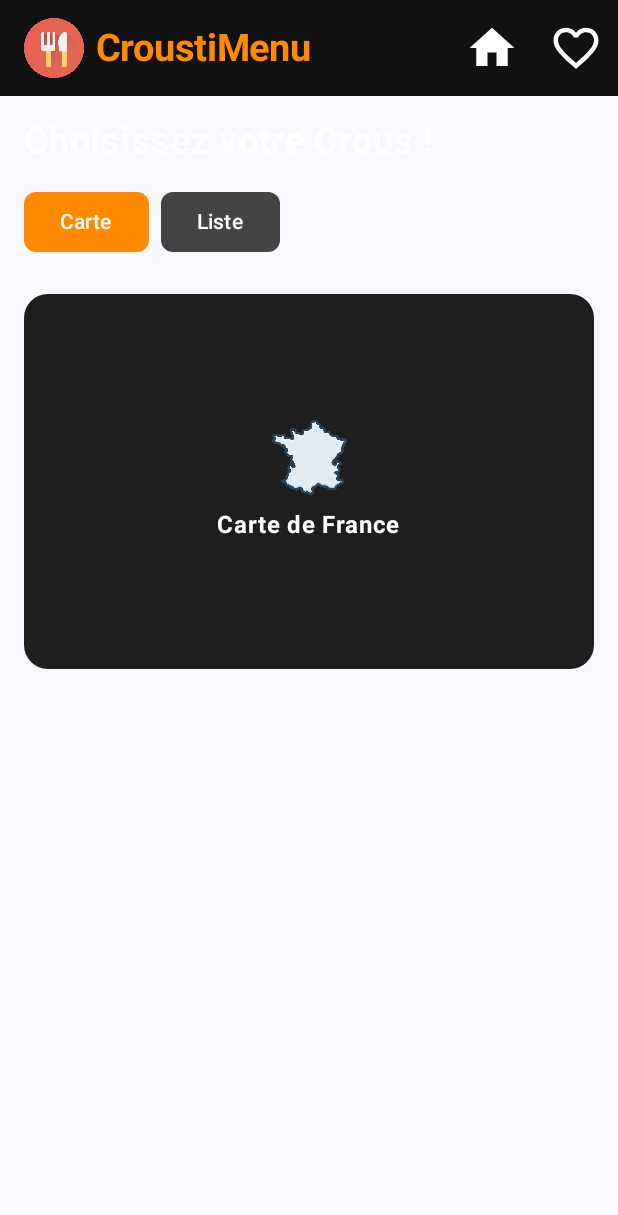
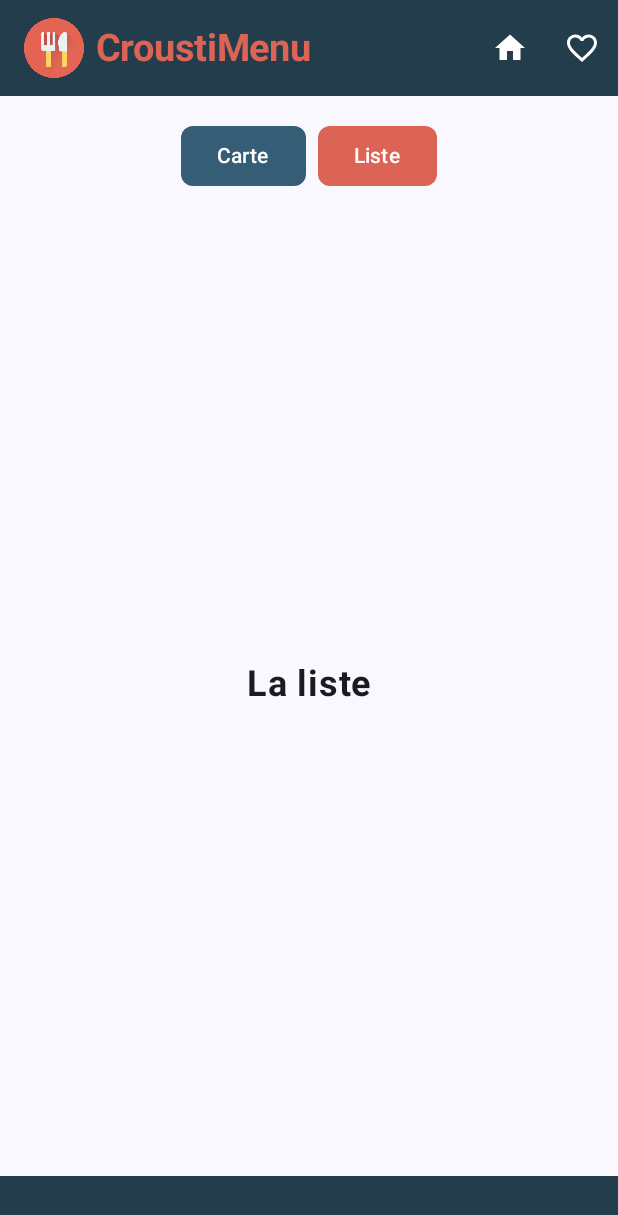
Before and after one commit to Mani0726/CroustiMenu, an Android app built with Jetpack Compose: the screen it shows after launch (MainActivity), after a tap on "Liste", on a phone screen of 412 x 824 dp. Shown: the top 1215 px of the screen. Run offline under Robolectric (Android 15) with nearby library versions, the phone set to English and light mode, and no system bars; libraries missing offline, so code that uses them is left out: org.osmdroid.config, org.osmdroid.tileprovider, org.osmdroid.util, org.osmdroid.views; 2 statements that could not run were skipped.

Commit message:
Mise en relation favoris

```diff
--- a/app/build.gradle.kts
+++ b/app/build.gradle.kts
@@ -41,6 +41,7 @@ android {
 
 dependencies {
 
+    implementation("org.osmdroid:osmdroid-android:6.1.15")
     implementation(libs.androidx.core.ktx)
     implementation(libs.androidx.lifecycle.runtime.ktx)
     implementation(libs.androidx.activity.compose)
--- a/app/src/main/AndroidManifest.xml
+++ b/app/src/main/AndroidManifest.xml
@@ -1,6 +1,9 @@
 <?xml version="1.0" encoding="utf-8"?>
 <manifest xmlns:android="http://schemas.android.com/apk/res/android"
     xmlns:tools="http://schemas.android.com/tools">
+    <uses-permission android:name="android.permission.INTERNET"/>
+    <uses-permission android:name="android.permission.WRITE_EXTERNAL_STORAGE"/>
+    <uses-permission android:name="android.permission.READ_EXTERNAL_STORAGE"/>
 
     <application
         android:allowBackup="true"
--- a/app/src/main/java/com/example/croustimenu/MainActivity.kt
+++ b/app/src/main/java/com/example/croustimenu/MainActivity.kt
@@ -6,22 +6,25 @@ import androidx.activity.compose.setContent
 import androidx.activity.enableEdgeToEdge
 import androidx.compose.foundation.Image
 import androidx.compose.foundation.layout.*
-import androidx.compose.material.icons.Icons
+import androidx.compose.foundation.shape.RoundedCornerShape
 import androidx.compose.material.icons.filled.FavoriteBorder
 import androidx.compose.material.icons.filled.Home
 import androidx.compose.material3.*
-import androidx.compose.runtime.Composable
+import androidx.compose.runtime.*
 import androidx.compose.ui.Alignment
 import androidx.compose.ui.Modifier
 import androidx.compose.ui.graphics.Color
+import androidx.compose.ui.res.painterResource
 import androidx.compose.ui.text.font.FontWeight
-import androidx.compose.ui.tooling.preview.Preview
 import androidx.compose.ui.unit.dp
 import androidx.compose.ui.unit.sp
-import androidx.compose.ui.res.painterResource
+import androidx.compose.ui.tooling.preview.Preview
 import com.example.croustimenu.ui.theme.CroustiMenuTheme
 import com.example.croustimenu.vu.CarteScreen
+import com.example.croustimenu.vu.FavorisScreen
+import com.example.croustimenu.vu.ListeScreen
 
+enum class Screen { CARTE, LISTE, FAVORIS }
 
 class MainActivity : ComponentActivity() {
     override fun onCreate(savedInstanceState: Bundle?) {
@@ -37,11 +40,13 @@ class MainActivity : ComponentActivity() {
 @Composable
 fun Main() {
     CroustiMenuTheme {
+        var selectedScreen by remember { mutableStateOf(Screen.CARTE) }
+
         Scaffold(
             topBar = {
                 TopAppBar(
                     colors = TopAppBarDefaults.topAppBarColors(
-                        containerColor = Color(0xFF111111),
+                        containerColor = Color(0xFF233D4D),
                         titleContentColor = Color.White
                     ),
                     title = {
@@ -50,59 +55,115 @@ fun Main() {
                             verticalAlignment = Alignment.CenterVertically,
                             horizontalArrangement = Arrangement.SpaceBetween
                         ) {
-                            // Logo + texte
+
+                            // Logo + Titre
                             Row(verticalAlignment = Alignment.CenterVertically) {
                                 Image(
                                     painter = painterResource(id = R.drawable.logo_resto),
                                     contentDescription = "Logo",
-                                    modifier = Modifier.size(40.dp) // taille logo
+                                    modifier = Modifier.size(40.dp)
                                 )
                                 Spacer(modifier = Modifier.width(8.dp))
                                 Text(
                                     "CroustiMenu",
                                     fontSize = 25.sp,
                                     fontWeight = FontWeight.Bold,
-                                    color = Color(0xFFFF8A00)
+                                    color = Color(0xFFDC6455)
                                 )
                             }
 
-                            // Actions (icônes)
+                            // Icônes Home + Favoris (ACTIVES)
                             Row {
-                                IconButton(
-                                    onClick = {},
-                                    modifier = Modifier.size(56.dp) // zone cliquable
-                                ) {
+                                IconButton(onClick = { selectedScreen = Screen.CARTE }) {
                                     Icon(
-                                        imageVector = Icons.Filled.Home,
+                                        imageVector = androidx.compose.material.icons.Icons.Filled.Home,
                                         contentDescription = "Home",
-                                        tint = Color.White,
-                                        modifier = Modifier.size(36.dp) // taille icône
+                                        tint = Color.White
                                     )
                                 }
-                                IconButton(
-                                    onClick = {},
-                                    modifier = Modifier.size(56.dp)
-                                ) {
+
+                                IconButton(onClick = { selectedScreen = Screen.FAVORIS }) {
                                     Icon(
-                                        imageVector = Icons.Filled.FavoriteBorder,
+                                        imageVector = androidx.compose.material.icons.Icons.Filled.FavoriteBorder,
                                         contentDescription = "Favoris",
-                                        tint = Color.White,
-                                        modifier = Modifier.size(36.dp)
+                                        tint = Color.White
                                     )
                                 }
                             }
                         }
                     },
-                    navigationIcon = {} // vide si pas de navigation
+                    navigationIcon = {}
                 )
+            },
+
+            bottomBar = {
+                BottomAppBar(
+                    containerColor = Color(0xFF233D4D),
+                    modifier = Modifier
+                        .fillMaxWidth()
+                        .height(40.dp)
+                ) {
+                }
             }
         ) { innerPadding ->
-            Box(
+
+            Column(
                 modifier = Modifier
                     .fillMaxSize()
                     .padding(innerPadding)
+                    .padding(16.dp)
             ) {
-                CarteScreen()
+
+                // ---------------- BOUTONS CARTE / LISTE ----------------
+                //pas les boutons si on est le bouton favoris
+                if (selectedScreen != Screen.FAVORIS) {
+
+                    Row(
+                        modifier = Modifier.fillMaxWidth(),
+                        horizontalArrangement = Arrangement.Center
+                    ) {
+                        Button(
+                            onClick = { selectedScreen = Screen.CARTE },
+                            colors = ButtonDefaults.buttonColors(
+                                containerColor =
+                                    if (selectedScreen == Screen.CARTE) Color(0xFFDC6455)
+                                    else Color(0xFF365d76)
+                            ),
+                            shape = RoundedCornerShape(8.dp)
+                        ) {
+                            Text("Carte", color = Color.White)
+                        }
+
+                        Spacer(modifier = Modifier.width(8.dp))
+
+                        Button(
+                            onClick = { selectedScreen = Screen.LISTE },
+                            colors = ButtonDefaults.buttonColors(
+                                containerColor =
+                                    if (selectedScreen == Screen.LISTE) Color(0xFFDC6455)
+                                    else Color(0xFF365d76)
+                            ),
+                            shape = RoundedCornerShape(8.dp)
+                        ) {
+                            Text("Liste", color = Color.White)
+                        }
+                    }
+
+                    Spacer(modifier = Modifier.height(16.dp))
+                }
+
+                // ---------------- CONTENU ----------------
+                Box(
+                    modifier = Modifier
+                        .fillMaxWidth()
+                        .weight(1f)
+                ) {
+                    when (selectedScreen) {
+                        Screen.CARTE -> CarteScreen()
+                        Screen.LISTE -> ListeScreen()
+                        Screen.FAVORIS -> FavorisScreen()
+                    }
+                }
             }
         }
     }
--- a/app/src/main/java/com/example/croustimenu/vu/Carte.kt
+++ b/app/src/main/java/com/example/croustimenu/vu/Carte.kt
@@ -1,86 +1,92 @@
 package com.example.croustimenu.vu
 
-
-import androidx.compose.foundation.background
 import androidx.compose.foundation.layout.*
 import androidx.compose.foundation.shape.RoundedCornerShape
 import androidx.compose.material3.*
 import androidx.compose.runtime.Composable
-import androidx.compose.ui.Alignment
+import androidx.compose.runtime.DisposableEffect
 import androidx.compose.ui.Modifier
 import androidx.compose.ui.graphics.Color
-import androidx.compose.ui.res.painterResource
+import androidx.compose.ui.platform.LocalContext
 import androidx.compose.ui.text.font.FontWeight
 import androidx.compose.ui.unit.dp
 import androidx.compose.ui.unit.sp
-import androidx.compose.foundation.Image
 import androidx.compose.ui.tooling.preview.Preview
-import com.example.croustimenu.R
+import androidx.compose.ui.viewinterop.AndroidView
+import androidx.compose.ui.draw.clip
+
+import org.osmdroid.config.Configuration
+import org.osmdroid.util.GeoPoint
+import org.osmdroid.views.MapView
+import org.osmdroid.tileprovider.tilesource.XYTileSource
+
+// ---- SOURCE DE CARTE CLAIRE ----
+val LIGHT_MAP_TILE_SOURCE = XYTileSource(
+    "CartoLightMatter",
+    0, 19, 256, ".png",
+    arrayOf(
+        "https://a.basemaps.cartocdn.com/light_all/",
+        "https://b.basemaps.cartocdn.com/light_all/",
+        "https://c.basemaps.cartocdn.com/light_all/",
+        "https://d.basemaps.cartocdn.com/light_all/"
+    ),
+    "© OpenStreetMap contributors © CARTO"
+)
 
 @Composable
 fun CarteScreen() {
+    val context = LocalContext.current
+
+    // Initialisation OSMDroid
+    DisposableEffect(Unit) {
+        Configuration.getInstance().apply {
+            userAgentValue = context.packageName
+            osmdroidBasePath = context.filesDir
+            osmdroidTileCache = context.cacheDir
+        }
+        onDispose {}
+    }
+
     Column(
         modifier = Modifier
             .fillMaxSize()
             .padding(16.dp)
     ) {
-        // Titre principal
+
+        // ------- TITRE -------
         Text(
             text = "Choisissez votre Crous !",
             fontSize = 24.sp,
             fontWeight = FontWeight.Bold,
-            color = Color.White
+            color = MaterialTheme.colorScheme.onBackground
         )
 
         Spacer(modifier = Modifier.height(16.dp))
 
-        // Boutons Carte / Liste
-        Row {
-            Button(
-                onClick = {},
-                colors = ButtonDefaults.buttonColors(containerColor = Color(0xFFFF8A00)),
-                shape = RoundedCornerShape(8.dp)
-            ) {
-                Text("Carte", color = Color.White)
-            }
-            Spacer(modifier = Modifier.width(8.dp))
-            Button(
-                onClick = {},
-                colors = ButtonDefaults.buttonColors(containerColor = Color.DarkGray),
-                shape = RoundedCornerShape(8.dp)
-            ) {
-                Text("Liste", color = Color.White)
-            }
-        }
 
-        Spacer(modifier = Modifier.height(24.dp))
-
-        // Grande carte illustrative
+        // ------- MAP OSMDROID -------
         Box(
             modifier = Modifier
                 .fillMaxWidth()
-                .height(250.dp)
-                .background(Color(0xFF1E1E1E), shape = RoundedCornerShape(16.dp)),
-            contentAlignment = Alignment.Center
+                .clip(RoundedCornerShape(16.dp))
         ) {
-            Column(horizontalAlignment = Alignment.CenterHorizontally) {
-                Image(
-                    painter = painterResource(id = R.drawable.carte),
-                    contentDescription = "Carte",
-                    modifier = Modifier.size(50.dp)
-                )
-                Spacer(modifier = Modifier.height(8.dp))
-                Text(
-                    "Carte de France",
-                    color = Color.White,
-                    fontWeight = FontWeight.Bold
-                )
-            }
+            AndroidView(
+                modifier = Modifier.fillMaxSize(),
+                factory = { ctx ->
+                    MapView(ctx).apply {
+                        setTileSource(LIGHT_MAP_TILE_SOURCE)
+                        setMultiTouchControls(true)
+                        controller.setZoom(5.0)
+                        controller.setCenter(GeoPoint(46.5, 2.5)) // France
+                        isTilesScaledToDpi = true
+                    }
+                }
+            )
         }
     }
 }
 
-@Preview(showBackground = true, backgroundColor = 0xFF111111)
+@Preview(showBackground = true, backgroundColor = 0xFFFFFFFF)
 @Composable
 fun PreviewCarte() {
     CarteScreen()
--- /dev/null
+++ b/app/src/main/java/com/example/croustimenu/vu/Favoris.kt
@@ -0,0 +1,35 @@
+package com.example.croustimenu.vu
+
+import androidx.compose.foundation.layout.Box
+import androidx.compose.foundation.layout.fillMaxSize
+import androidx.compose.foundation.layout.padding
+import androidx.compose.material3.Text
+import androidx.compose.runtime.Composable
+import androidx.compose.ui.Alignment
+import androidx.compose.ui.Modifier
+import androidx.compose.ui.text.font.FontWeight
+import androidx.compose.ui.tooling.preview.Preview
+import androidx.compose.ui.unit.dp
+import androidx.compose.ui.unit.sp
+
+@Composable
+fun FavorisScreen() {
+    Box(
+        modifier = Modifier
+            .fillMaxSize()
+            .padding(16.dp),
+        contentAlignment = Alignment.Center
+    ) {
+        Text(
+            text ="liste favoris",
+            fontSize = 24.sp,
+            fontWeight = FontWeight.Bold
+        )
+    }
+}
+
+@Preview(showBackground = true)
+@Composable
+fun PreviewFavoris() {
+    FavorisScreen()
+}
--- /dev/null
+++ b/app/src/main/java/com/example/croustimenu/vu/Liste.kt
@@ -0,0 +1,33 @@
+package com.example.croustimenu.vu
+
+import androidx.compose.foundation.layout.*
+import androidx.compose.material3.*
+import androidx.compose.runtime.Composable
+import androidx.compose.ui.Alignment
+import androidx.compose.ui.Modifier
+import androidx.compose.ui.text.font.FontWeight
+import androidx.compose.ui.unit.dp
+import androidx.compose.ui.unit.sp
+import androidx.compose.ui.tooling.preview.Preview
+
+@Composable
+fun ListeScreen() {
+    Box(
+        modifier = Modifier
+            .fillMaxSize()
+            .padding(16.dp),
+        contentAlignment = Alignment.Center
+    ) {
+        Text(
+            text = "La liste",
+            fontSize = 24.sp,
+            fontWeight = FontWeight.Bold
+        )
+    }
+}
+
+@Preview(showBackground = true)
+@Composable
+fun PreviewListe() {
+    ListeScreen()
+}
```
